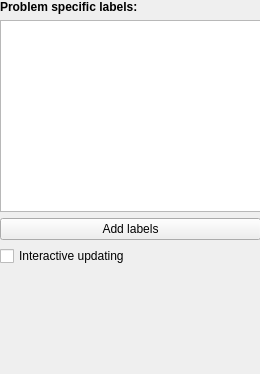
Before: the Qt Designer form ilastik-shell/applets/pixelClassificationAppletBar.ui in ilastik/ilastik, drawn with Qt 5.
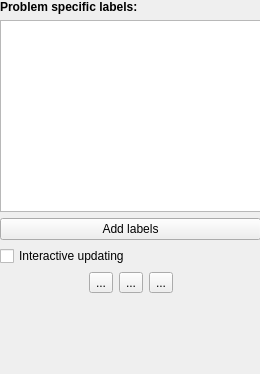
After: the same form once the commit is applied. Custom widgets are drawn as their Qt base class.

Commit message: Starting to add tool buttons for paintbrush, etc.

Patch:
```diff
--- a/ilastik-shell/applets/pixelClassificationAppletBar.ui
+++ b/ilastik-shell/applets/pixelClassificationAppletBar.ui
@@ -84,6 +84,63 @@
       </property>
      </widget>
     </item>
+    <item>
+     <layout class="QHBoxLayout" name="horizontalLayout" stretch="0,0,0,1,0">
+      <property name="sizeConstraint">
+       <enum>QLayout::SetDefaultConstraint</enum>
+      </property>
+      <item>
+       <spacer name="horizontalSpacer_2">
+        <property name="orientation">
+         <enum>Qt::Horizontal</enum>
+        </property>
+        <property name="sizeHint" stdset="0">
+         <size>
+          <width>40</width>
+          <height>20</height>
+         </size>
+        </property>
+       </spacer>
+      </item>
+      <item>
+       <widget class="QToolButton" name="arrowToolButto">
+        <property name="text">
+         <string>...</string>
+        </property>
+       </widget>
+      </item>
+      <item>
+       <widget class="QToolButton" name="paintToolButton">
+        <property name="text">
+         <string>...</string>
+        </property>
+       </widget>
+      </item>
+      <item>
+       <widget class="QToolButton" name="eraserToolButto">
+        <property name="text">
+         <string>...</string>
+        </property>
+        <property name="autoRaise">
+         <bool>false</bool>
+        </property>
+       </widget>
+      </item>
+      <item>
+       <spacer name="horizontalSpacer">
+        <property name="orientation">
+         <enum>Qt::Horizontal</enum>
+        </property>
+        <property name="sizeHint" stdset="0">
+         <size>
+          <width>40</width>
+          <height>20</height>
+         </size>
+        </property>
+       </spacer>
+      </item>
+     </layout>
+    </item>
     <item>
      <spacer name="verticalSpacer_2">
       <property name="orientation">
```
The commit also changes 1 other file.
